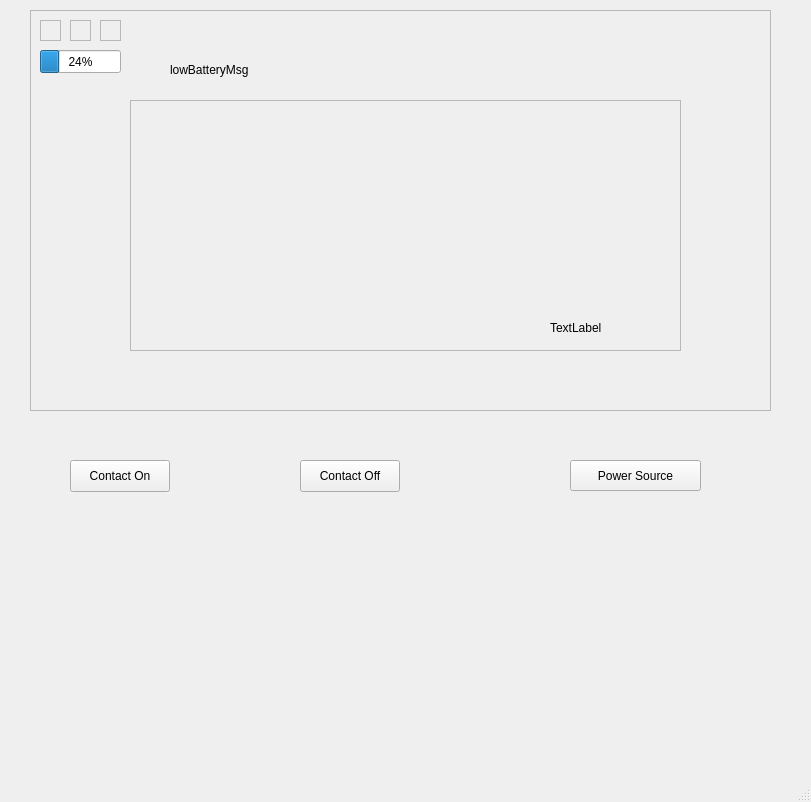
This is COMP_3004_Team_24/mainwindow.ui in sidbmw/Neureset_Device_Simulator as Qt 5 draws it before an edit. The edited form follows.
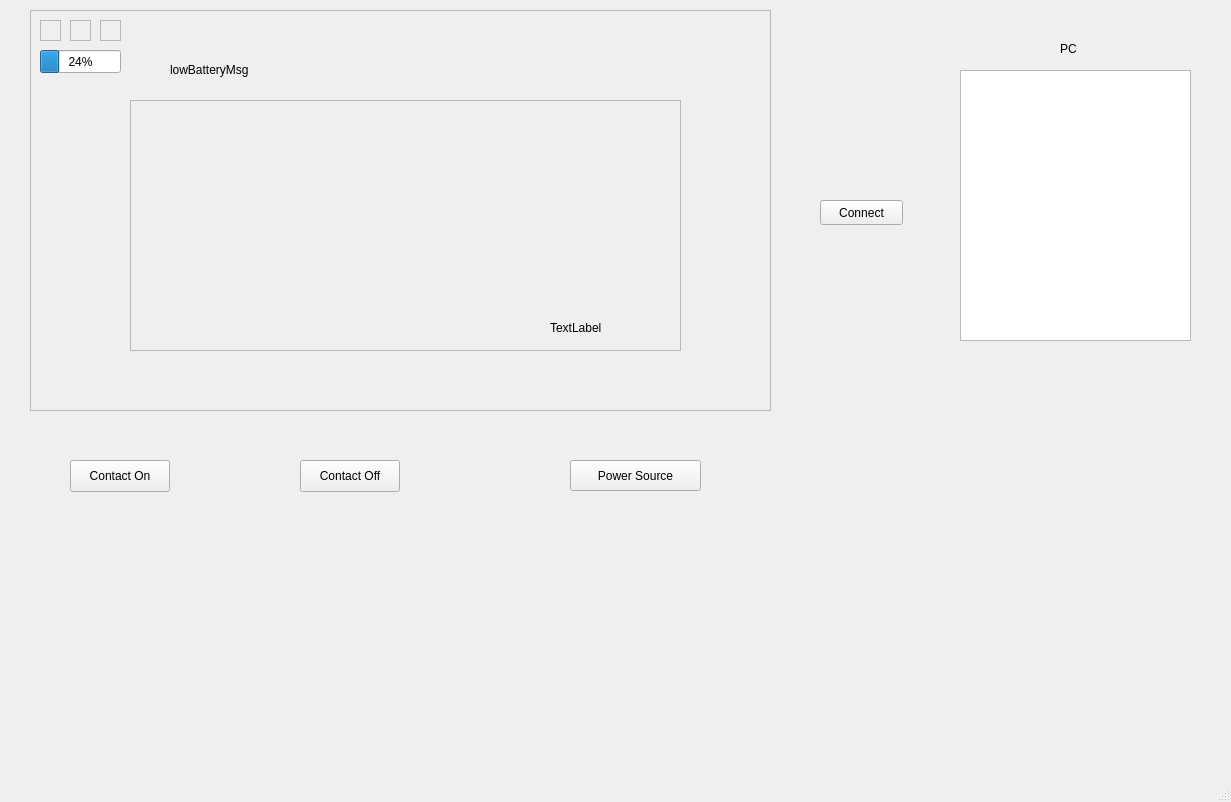
This is the edited form. Icons and pictures are not drawn.

Commit message: added PC output/gui

Patch:
```diff
--- a/COMP_3004_Team_24/mainwindow.ui
+++ b/COMP_3004_Team_24/mainwindow.ui
@@ -6,7 +6,7 @@
    <rect>
     <x>0</x>
     <y>0</y>
-    <width>811</width>
+    <width>1231</width>
     <height>802</height>
    </rect>
   </property>
@@ -382,6 +382,45 @@
      </rect>
     </property>
    </widget>
+   <widget class="QPushButton" name="connectPCButton">
+    <property name="geometry">
+     <rect>
+      <x>820</x>
+      <y>200</y>
+      <width>83</width>
+      <height>25</height>
+     </rect>
+    </property>
+    <property name="text">
+     <string>Connect</string>
+    </property>
+   </widget>
+   <widget class="QLabel" name="label">
+    <property name="geometry">
+     <rect>
+      <x>1060</x>
+      <y>40</y>
+      <width>62</width>
+      <height>17</height>
+     </rect>
+    </property>
+    <property name="text">
+     <string>PC</string>
+    </property>
+   </widget>
+   <widget class="QPlainTextEdit" name="PCOutput">
+    <property name="geometry">
+     <rect>
+      <x>960</x>
+      <y>70</y>
+      <width>231</width>
+      <height>271</height>
+     </rect>
+    </property>
+    <property name="readOnly">
+     <bool>true</bool>
+    </property>
+   </widget>
   </widget>
   <widget class="QMenuBar" name="menubar">
    <property name="geometry">
```
Left out of the diff: 2 changed lines with no effect on the pictures. The commit also changes 2 other files.
